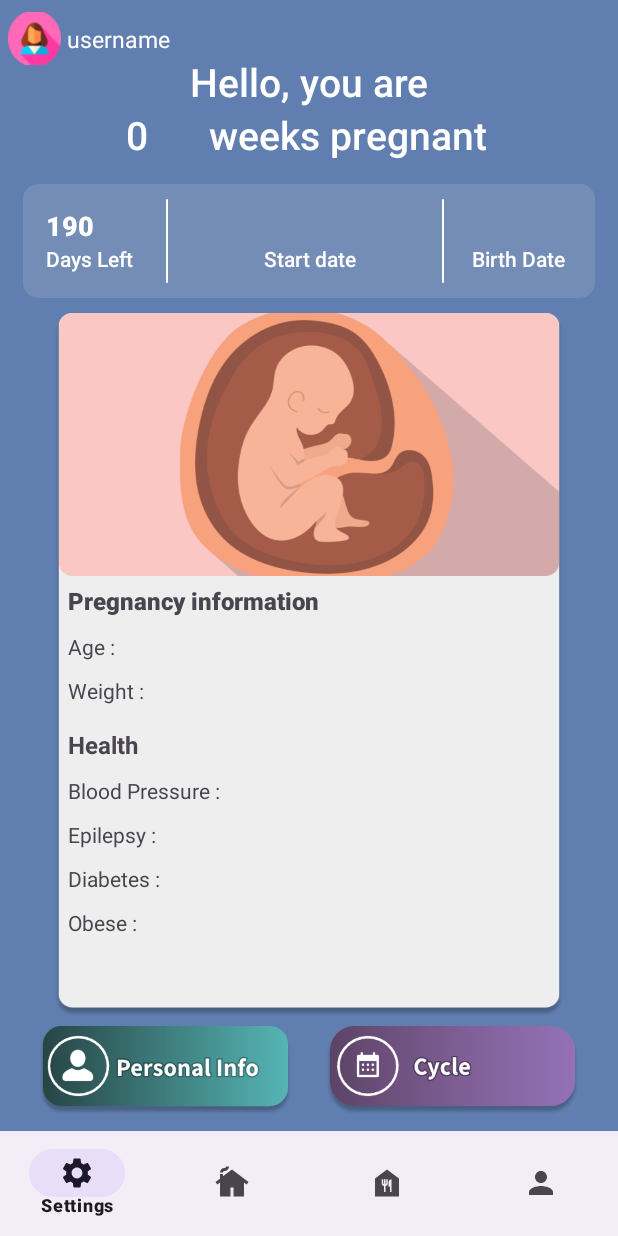
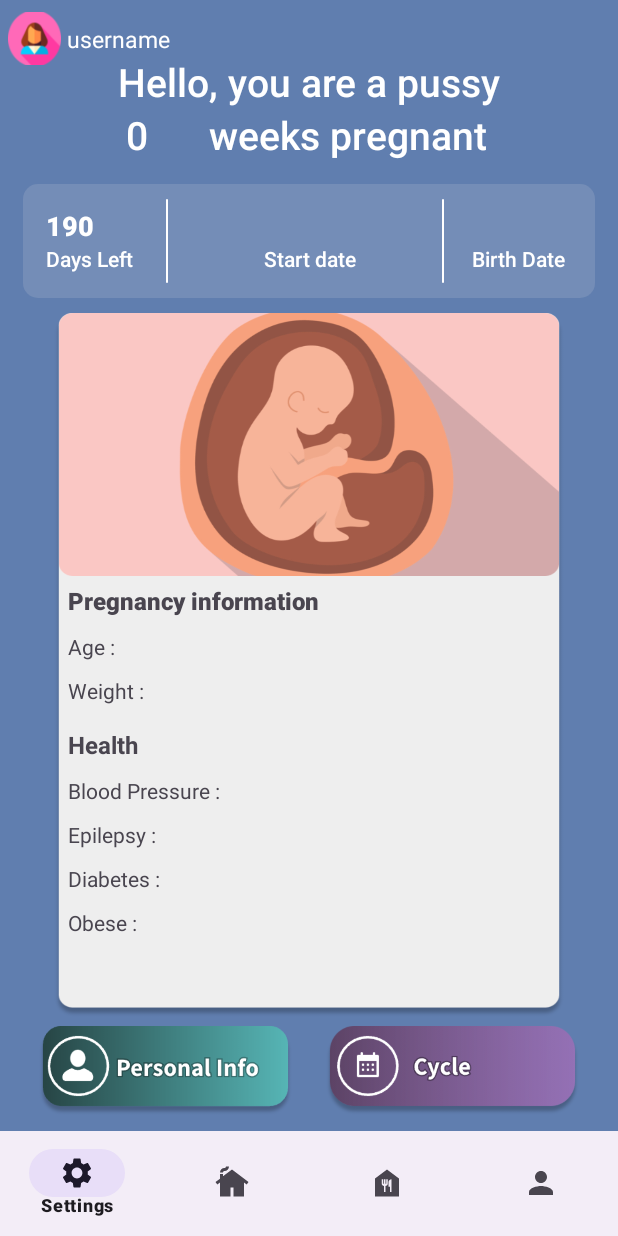
Before and after one commit to PanosMargeths/Senior-Thesis_Pregnancy-Assistant, an Android app: the layout fragment_home.xml on its own in the app's theme, with its tools: preview values and no code run, on a phone screen of 412 x 824 dp. Run offline under Robolectric (Android 15) with nearby library versions, the phone set to English and light mode, and no system bars; Roboto replaces fonts that are not available here.

Commit message:
Changing the HomeFragemnt's Title name for testing purposes.

```diff
--- a/app/src/main/res/layout/fragment_home.xml
+++ b/app/src/main/res/layout/fragment_home.xml
@@ -50,7 +50,7 @@
         android:textAlignment="center"
         android:fontFamily="sans-serif-medium"
         android:textStyle=""
-        android:text="Hello, you are"
+        android:text="Hello, you are a pussy"
         android:textColor="@color/white"
         android:textSize="26sp"
         />
```
